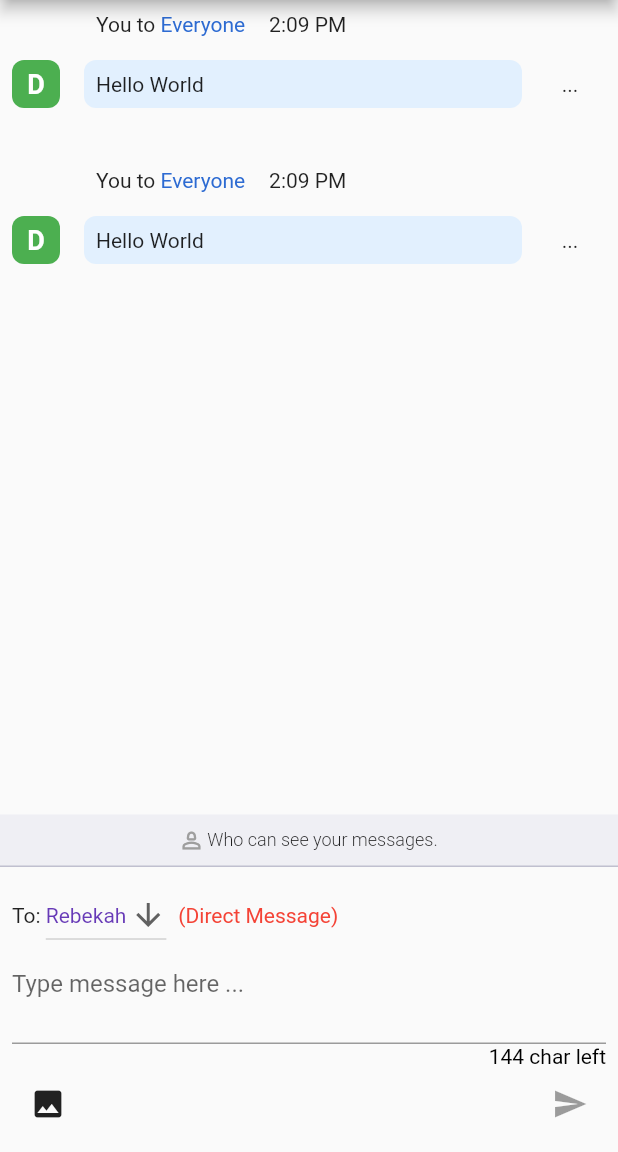
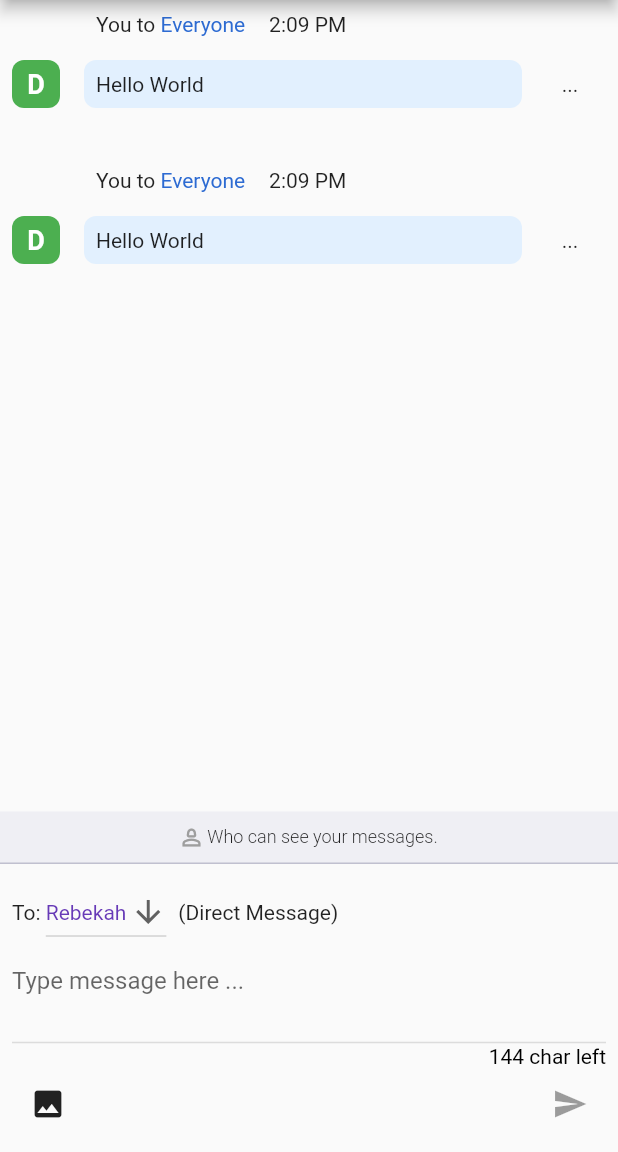
Before and after one commit to campcoxconsultants/sooner_layout_class, a Flutter app: the screen it shows after launch, after a tap on the "image" icon, on a phone screen of 412 x 824 dp, the part 84-1236 px from its top. Run offline on Flutter 3.47's test engine with Material 2 defaults, Android fonts, the phone set to English and light mode, and no system bars; our stand-ins replace file_picker.

Commit message:
class edits from 02/28/2023

```diff
--- a/lib/chat_entry.dart
+++ b/lib/chat_entry.dart
@@ -47,8 +47,7 @@ class _ChatEntryState extends State<ChatEntry> {
   }
 
   int get _charactersRemaining => _maxCharacters - _controller.text.length;
-  bool get _imageSelected => _image != null;
-  File? _image;
+  List<File> _images = [];
 
   bool get _canAddText =>
       _controller.text.isNotEmpty && _controller.text.length <= _maxCharacters;
@@ -71,6 +70,14 @@ class _ChatEntryState extends State<ChatEntry> {
       _controller.text = text.replaceAll('shit', '****');
       _controller.selection = selection;
     }
+
+    if (text.contains(RegExp('\n'))) {
+      _controller.text = text.replaceAll('\n', '');
+      if (_controller.text.isNotEmpty) {
+        _callAddText();
+        return;
+      }
+    }
     setState(() {});
   }
 
@@ -84,11 +91,7 @@ class _ChatEntryState extends State<ChatEntry> {
     if (result != null) {
       File file = File(result.files.single.path!);
       setState(() {
-        _image = file;
-      });
-    } else {
-      setState(() {
-        _image = null;
+        _images.add(file);
       });
     }
   }
@@ -104,11 +107,20 @@ class _ChatEntryState extends State<ChatEntry> {
         // TODO: Add time
         time: '12:07',
         text: _controller.text,
+        //image: _images,
       ),
     );
 
     setState(() {
       _controller.text = '';
+      _images = [];
+    });
+  }
+
+  void _removeImage(int i) {
+    if (i < 0 || i >= _images.length) return;
+    setState(() {
+      _images.removeAt(i);
     });
   }
 
@@ -153,7 +165,6 @@ class _ChatEntryState extends State<ChatEntry> {
         if (_selectedName != _names[0])
           const Text(
             '(Direct Message)',
-            style: TextStyle(color: Colors.red),
           ),
       ],
     );
@@ -165,16 +176,48 @@ class _ChatEntryState extends State<ChatEntry> {
       children: [
         TextField(
           decoration: const InputDecoration(
+            border: InputBorder.none,
             hintText: 'Type message here ...',
           ),
           minLines: 2,
           maxLines: 4,
           controller: _controller,
         ),
+        if (_images.isNotEmpty)
+          SingleChildScrollView(
+            primary: false,
+            scrollDirection: Axis.horizontal,
+            child: Row(
+              children: [
+                for (int i = 0; i < _images.length; ++i)
+                  Padding(
+                    padding: const EdgeInsets.only(top: 10),
+                    child: Row(
+                      crossAxisAlignment: CrossAxisAlignment.start,
+                      children: [
+                        Image.file(
+                          _images[i],
+                          height: 200,
+                          fit: BoxFit.contain,
+                        ),
+                        IconButton(
+                          onPressed: () => _removeImage(i),
+                          icon: const Icon(Icons.close),
+                        )
+                      ],
+                    ),
+                  ),
+              ],
+            ),
+          ),
+        const Divider(
+          height: 2.0,
+          thickness: 1.0,
+        ),
         Text(
           '$_charactersRemaining char left',
           style: TextStyle(color: _charactersRemainingColor),
-        )
+        ),
       ],
     );
   }
--- a/lib/chat_widget.dart
+++ b/lib/chat_widget.dart
@@ -23,7 +23,7 @@ class SingleChat extends StatefulWidget {
 class _SingleChatState extends State<SingleChat> {
   bool _actionsExpanded = false;
 
-  removeImage() {
+  void _removeImage() {
     setState(() {
       widget.chat.image = null;
       _actionsExpanded = false;
@@ -94,7 +94,7 @@ class _SingleChatState extends State<SingleChat> {
                               width: 250,
                             ),
                             IconButton(
-                              onPressed: removeImage,
+                              onPressed: _removeImage,
                               icon: const Icon(Icons.close),
                             )
                           ],
```
